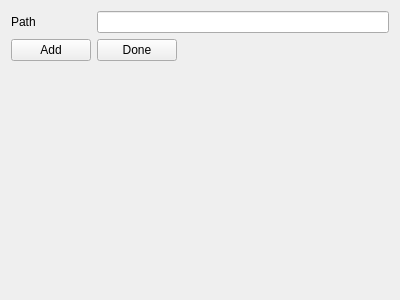
The window that GUI/importclass.ui (Laucksy/CS-205-Project) describes before a commit, drawn with Qt 5.
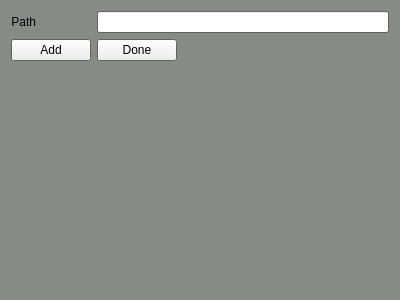
The same window after the commit.

Commit message: Fixed GUI colors and deleting feedback

```diff
--- a/GUI/importclass.ui
+++ b/GUI/importclass.ui
@@ -10,6 +10,70 @@
     <height>300</height>
    </rect>
   </property>
+  <property name="palette">
+   <palette>
+    <active>
+     <colorrole role="Base">
+      <brush brushstyle="SolidPattern">
+       <color alpha="255">
+        <red>255</red>
+        <green>255</green>
+        <blue>255</blue>
+       </color>
+      </brush>
+     </colorrole>
+     <colorrole role="Window">
+      <brush brushstyle="SolidPattern">
+       <color alpha="255">
+        <red>136</red>
+        <green>138</green>
+        <blue>133</blue>
+       </color>
+      </brush>
+     </colorrole>
+    </active>
+    <inactive>
+     <colorrole role="Base">
+      <brush brushstyle="SolidPattern">
+       <color alpha="255">
+        <red>255</red>
+        <green>255</green>
+        <blue>255</blue>
+       </color>
+      </brush>
+     </colorrole>
+     <colorrole role="Window">
+      <brush brushstyle="SolidPattern">
+       <color alpha="255">
+        <red>136</red>
+        <green>138</green>
+        <blue>133</blue>
+       </color>
+      </brush>
+     </colorrole>
+    </inactive>
+    <disabled>
+     <colorrole role="Base">
+      <brush brushstyle="SolidPattern">
+       <color alpha="255">
+        <red>136</red>
+        <green>138</green>
+        <blue>133</blue>
+       </color>
+      </brush>
+     </colorrole>
+     <colorrole role="Window">
+      <brush brushstyle="SolidPattern">
+       <color alpha="255">
+        <red>136</red>
+        <green>138</green>
+        <blue>133</blue>
+       </color>
+      </brush>
+     </colorrole>
+    </disabled>
+   </palette>
+  </property>
   <property name="windowTitle">
    <string>Form</string>
   </property>
@@ -19,9 +83,15 @@
    </item>
    <item row="1" column="0">
     <widget class="QLabel" name="label">
+     <property name="layoutDirection">
+      <enum>Qt::RightToLeft</enum>
+     </property>
      <property name="text">
       <string>Path</string>
      </property>
+     <property name="alignment">
+      <set>Qt::AlignRight|Qt::AlignTrailing|Qt::AlignVCenter</set>
+     </property>
     </widget>
    </item>
    <item row="2" column="1">
```
The commit also changes 22 other files.
